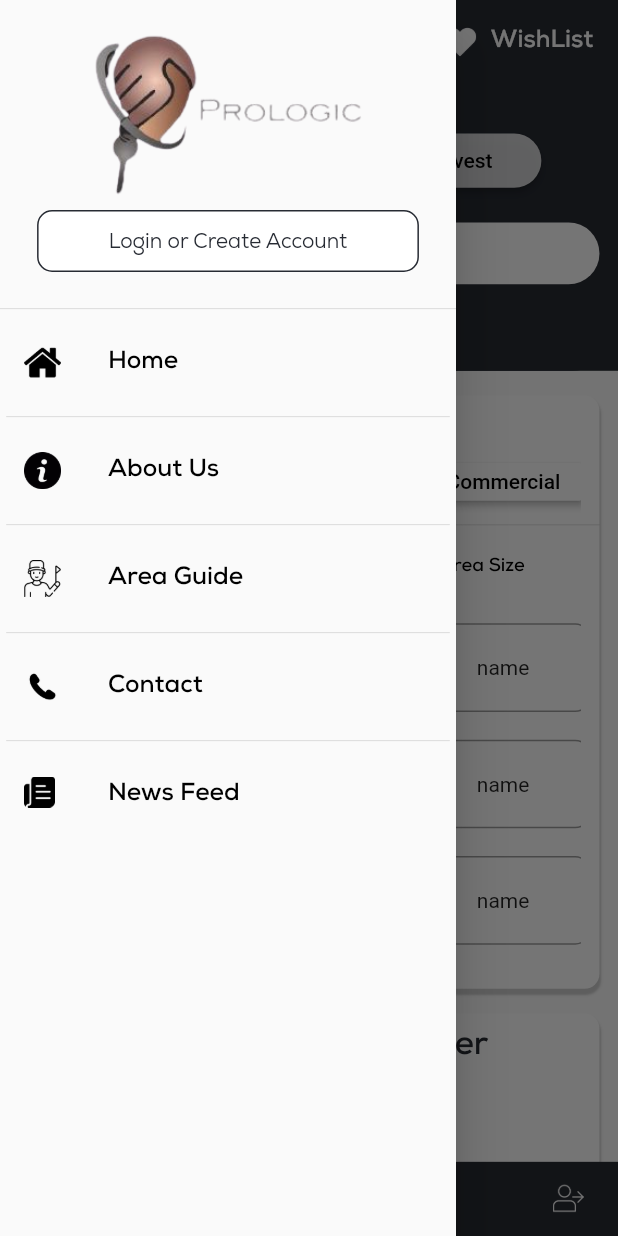
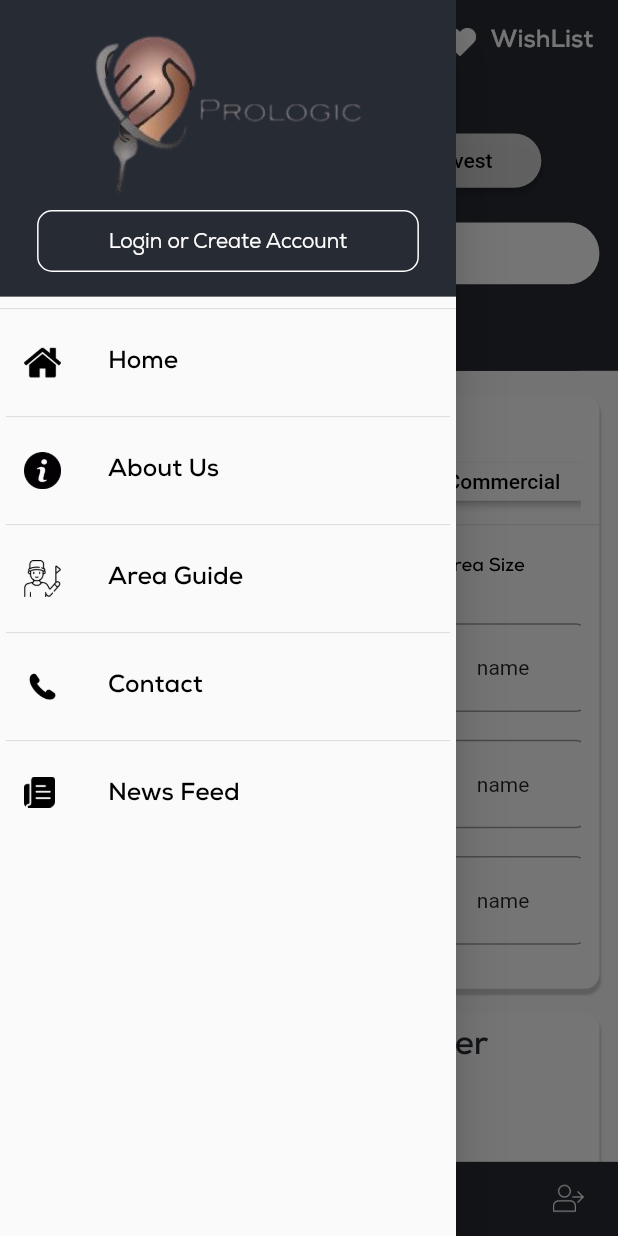
Before and after one commit to atif1994/Real-state-mobile, a Flutter app: the Home screen opened directly, with the side drawer open, on a phone screen of 412 x 824 dp. Run offline on Flutter 3.47's test engine with Material 2 defaults, Android fonts, the phone set to English and light mode, and no system bars; drawn by our look-alikes of animated_text_kit; our stand-ins replace cached_network_image, csc_picker, dio, flutter_rating_bar, fluttertoast, get and 4 more; accounts and stored records are empty.

Commit message:
some changes
some changes

```diff
--- a/lib/Views/Home/home.dart
+++ b/lib/Views/Home/home.dart
@@ -46,9 +46,10 @@ class _HomeState extends State<Home> {
         drawer: Drawer(
           child: Column(
             children: [
-              SizedBox(
+              Container(
                 width: 100.0.w,
                 height: 24.0.h,
+                color: AppColors.appthem,
                 child: Column(
                   children: [
                     SizedBox(
@@ -63,12 +64,14 @@ class _HomeState extends State<Home> {
                           left: 6.0.w, right: 6.0.w, top: 1.0.h),
                       height: 5.0.h,
                       width: 100.0.w,
-                      decoration: CustomDecorations.con3,
+                      decoration: CustomDecorations.con3.copyWith(
+                          color: Colors.transparent,
+                          border: Border.all(color: AppColors.colorWhite)),
                       child: Center(
                         child: Text(
                           "Login or Create Account",
                           style: AppTextStyles.labelSmall.copyWith(
-                              color: AppColors.appthem, fontSize: 10.sp),
+                              color: AppColors.colorWhite, fontSize: 10.sp),
                         ),
                       ),
                     )
--- a/lib/custom_widgets/custom_textfield.dart
+++ b/lib/custom_widgets/custom_textfield.dart
@@ -1,3 +1,5 @@
+// ignore_for_file: use_key_in_widget_constructors, must_be_immutable
+
 import 'package:flutter/material.dart';
 
 class CustomTextField extends StatelessWidget {
```
